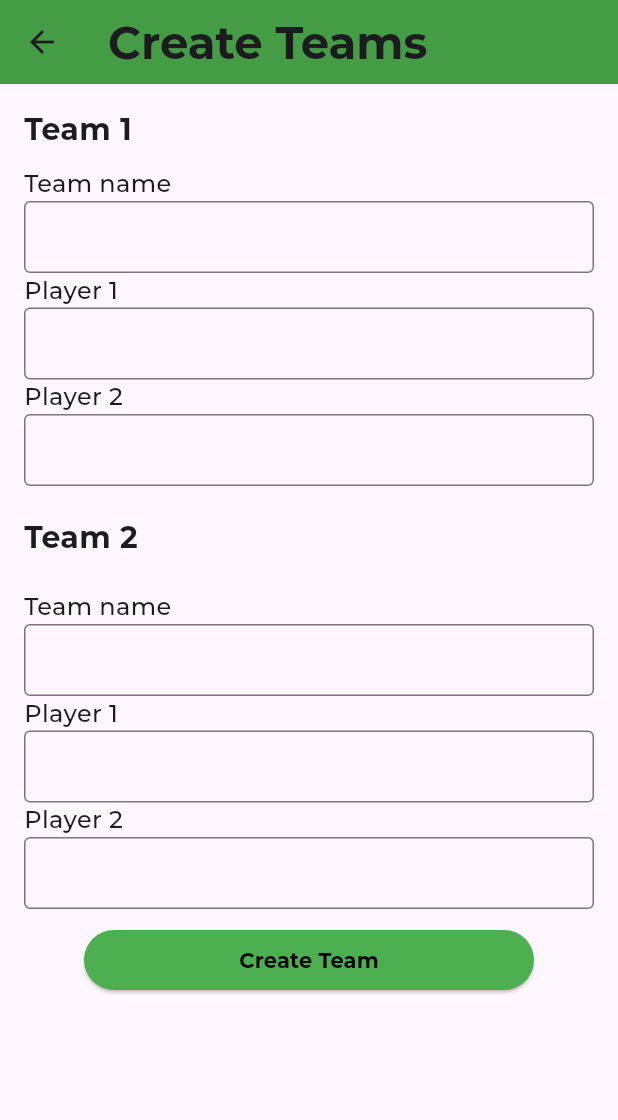
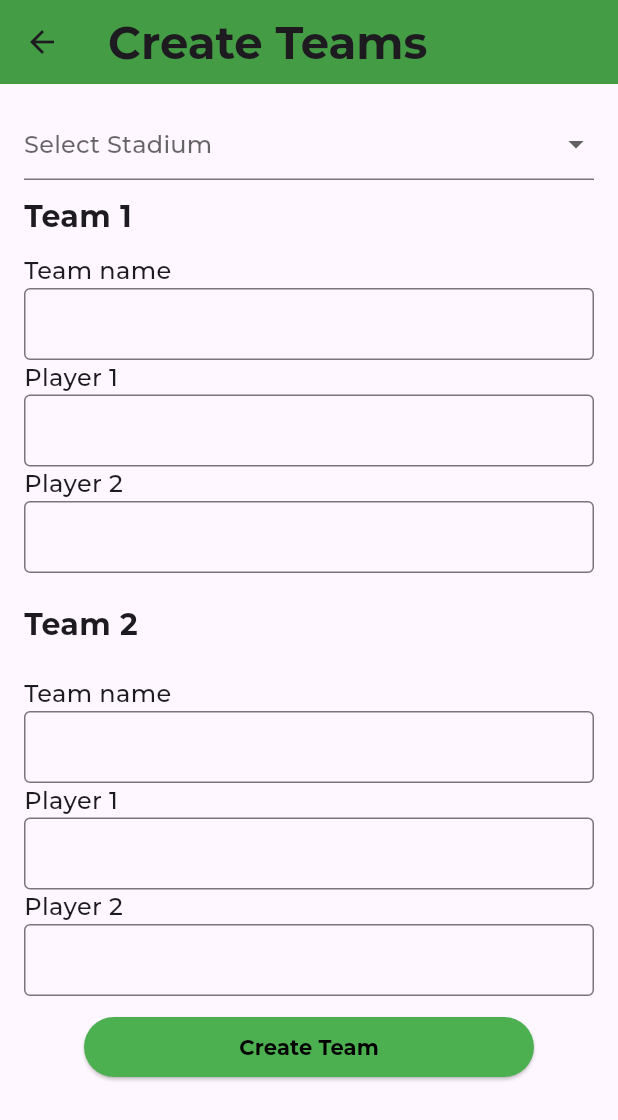
Before and after one commit to snaizlol/diplomka, a Flutter app: the CreateMatchContentView screen opened directly, on a phone screen of 412 x 824 dp. Shown: the top 1120 px of the screen. Run offline on Flutter 3.47's test engine with Material 3 defaults, Android fonts, the light colour scheme and no system bars; our stand-ins replace flutter_bloc, get_it, go_router; missing offline and left inert: insta_image_viewer; network calls fail; project files that could hold a hidden picture were left out.

Commit message:
working state of creating match

```diff
--- a/lib/cubit/create_match_cubit/create_match_cubit.dart
+++ b/lib/cubit/create_match_cubit/create_match_cubit.dart
@@ -15,13 +15,12 @@
     emit(CreateMatchLoading());
   }
 
-  createMatch(TeamEntity teamOne, TeamEntity teamTwo) {
+  createMatch(
+      {required TeamEntity teamOne,
+      required TeamEntity teamTwo,
+      required int pubId}) {
     const uuid = Uuid();
     final newId = uuid.v4();
-    repo.createMatch(
-      teamOne,
-      teamTwo,
-      newId,
-    );
+    repo.createMatch(teamOne, teamTwo, newId, pubId);
   }
 }
--- a/lib/cubit/pub_detail_page_cubit/detail_page_state.dart
+++ b/lib/cubit/pub_detail_page_cubit/detail_page_state.dart
@@ -20,6 +20,7 @@
             tableImages: [],
             cooks: false,
             beers: [],
+            pubNews: [],
             fotbalek: FotbalekEntity(brand: '', rating: 0, isFree: false),
           ),
         );
--- a/lib/entities/pub_entity.dart
+++ b/lib/entities/pub_entity.dart
@@ -1,3 +1,4 @@
+import 'package:diplomka/entities/article_entity.dart';
 import 'package:diplomka/entities/fotbalek_entity.dart';
 import 'package:diplomka/entities/table_entity.dart';
 
@@ -11,6 +12,7 @@
   FotbalekEntity fotbalek;
   String pubImage;
   List<String> tableImages;
+  List<ArticleEntity> pubNews;
 
   PubEntity({
     required this.id,
@@ -22,5 +24,6 @@
     required this.fotbalek,
     required this.pubImage,
     required this.tableImages,
+    required this.pubNews,
   });
 }
--- a/lib/repositories/fotbalkee_repo/mockup_pubs.dart
+++ b/lib/repositories/fotbalkee_repo/mockup_pubs.dart
@@ -1,11 +1,19 @@
+import 'package:diplomka/entities/article_entity.dart';
 import 'package:diplomka/entities/fotbalek_entity.dart';
 import 'package:diplomka/entities/pub_entity.dart';
 import 'package:diplomka/entities/table_entity.dart';
 
 class PubMockupRepository {
-  List<PubEntity> listOfPubs = [
+  static List<PubEntity> listOfPubs = [
     PubEntity(
       id: 0,
+      pubNews: [
+        ArticleEntity(
+            title: 'Klubovna Championship',
+            text: 'Lorem ipsum',
+            imageUrl: 'https://picsum.photos/350/200/',
+            id: 0)
+      ],
       name: 'Klubovna',
       adress: 'Generala Piky',
       rating: 4,
@@ -19,6 +27,13 @@
       fotbalek: FotbalekEntity(brand: 'Rosengaart', rating: 4, isFree: false),
     ),
     PubEntity(
+      pubNews: [
+        ArticleEntity(
+            title: 'Tecka Championship',
+            text: 'Lorem ipsum',
+            imageUrl: 'https://picsum.photos/350/200/',
+            id: 1)
+      ],
       id: 1,
       name: 'Tecka',
       adress: 'Americka',
@@ -33,6 +48,13 @@
       fotbalek: FotbalekEntity(brand: 'Rosengaart', rating: 4, isFree: false),
     ),
     PubEntity(
+      pubNews: [
+        ArticleEntity(
+            title: 'Woodoo Championship',
+            text: 'Lorem ipsum',
+            imageUrl: 'https://picsum.photos/350/200/',
+            id: 2)
+      ],
       id: 2,
       name: 'Woodoo',
       adress: 'Zizkovska',
@@ -49,6 +71,13 @@
       fotbalek: FotbalekEntity(brand: 'Leonhaart', rating: 4, isFree: false),
     ),
     PubEntity(
+      pubNews: [
+        ArticleEntity(
+            title: 'Oaza Championship',
+            text: 'Lorem ipsum',
+            imageUrl: 'https://picsum.photos/350/200/',
+            id: 3)
+      ],
       id: 3,
       name: 'Oaza',
       adress: 'Thakurova',
@@ -65,6 +94,13 @@
       fotbalek: FotbalekEntity(brand: 'Leonhaart', rating: 4, isFree: false),
     ),
     PubEntity(
+      pubNews: [
+        ArticleEntity(
+            title: 'Zazemi Championship',
+            text: 'Lorem ipsum',
+            imageUrl: 'https://picsum.photos/350/200/',
+            id: 4)
+      ],
       id: 4,
       name: 'Zazemi',
       adress: 'Michalska',
@@ -76,6 +112,13 @@
       fotbalek: FotbalekEntity(brand: 'Leonhaart', rating: 4, isFree: false),
     ),
     PubEntity(
+      pubNews: [
+        ArticleEntity(
+            title: 'Plzenka Championship',
+            text: 'Lorem ipsum',
+            imageUrl: 'https://picsum.photos/350/200/',
+            id: 5)
+      ],
       id: 5,
       name: 'Plzenka',
       adress: 'Hermanova',
@@ -90,6 +133,13 @@
       fotbalek: FotbalekEntity(brand: 'Rosengaart', rating: 4, isFree: false),
     ),
     PubEntity(
+      pubNews: [
+        ArticleEntity(
+            title: 'Famu Championship',
+            text: 'Lorem ipsum',
+            imageUrl: 'https://picsum.photos/350/200/',
+            id: 6)
+      ],
       id: 6,
       name: 'Famu',
       adress: 'Smetanovo nabrezi 2',
@@ -102,6 +152,13 @@
           FotbalekEntity(brand: 'Roberto Sport', rating: 4, isFree: false),
     ),
     PubEntity(
+      pubNews: [
+        ArticleEntity(
+            title: 'Nadrazka Championship',
+            text: 'Lorem ipsum',
+            imageUrl: 'https://picsum.photos/350/200/',
+            id: 7)
+      ],
       id: 7,
       name: 'Nadrazka',
       adress: 'Dejvicka',
@@ -120,6 +177,13 @@
           FotbalekEntity(brand: 'Roberto Sport', rating: 4, isFree: false),
     ),
     PubEntity(
+      pubNews: [
+        ArticleEntity(
+            title: 'Vecernice Championship',
+            text: 'Lorem ipsum',
+            imageUrl: 'https://picsum.photos/350/200/',
+            id: 8)
+      ],
       id: 8,
       name: 'Vecernice',
       adress: 'Ovenecka',
@@ -140,6 +204,13 @@
           FotbalekEntity(brand: 'Roberto Sport', rating: 4, isFree: false),
     ),
     PubEntity(
+      pubNews: [
+        ArticleEntity(
+            title: 'U sadu Championship',
+            text: 'Lorem ipsum',
+            imageUrl: 'https://picsum.photos/350/200/',
+            id: 9)
+      ],
       id: 9,
       name: 'U Sadu',
       adress: 'Skroupovo namesti',
--- a/lib/repositories/fotbalkee_repo/pubs_repository_implementation.dart
+++ b/lib/repositories/fotbalkee_repo/pubs_repository_implementation.dart
@@ -6,13 +6,15 @@
   final PubMockupRepository repo;
   @override
   getById(int id) {
-    final pub = repo.listOfPubs.where((element) => element.id == id).first;
+    final pub = PubMockupRepository.listOfPubs
+        .where((element) => element.id == id)
+        .first;
     return pub;
   }
 
   @override
   getAll() {
-    final data = repo.listOfPubs;
+    final data = PubMockupRepository.listOfPubs;
     return data;
   }
 }
--- a/lib/repositories/matches_repo/matches_repository.dart
+++ b/lib/repositories/matches_repo/matches_repository.dart
@@ -3,7 +3,7 @@
 abstract interface class MatchesRepository {
   getMatches() {}
   getMatchById(String id) {}
-  createMatch(TeamEntity team1, TeamEntity team2, String matchId) {}
+  createMatch(TeamEntity team1, TeamEntity team2, String matchId, int pubId) {}
   updateScorePlus(String id, int teamNumber) {}
   updateScoreMinus(String id, int teamNumber) {}
   deleteMatch(String id) {}
--- a/lib/repositories/matches_repo/mockup_matches.dart
+++ b/lib/repositories/matches_repo/mockup_matches.dart
@@ -1,7 +1,10 @@
 import 'package:diplomka/entities/match_entity.dart';
 import 'package:diplomka/entities/team_entity.dart';
+import 'package:diplomka/repositories/fotbalkee_repo/mockup_pubs.dart';
 
 class MatchesMockupRepository {
+  MatchesMockupRepository(this.pubMockupRepository);
+  final PubMockupRepository pubMockupRepository;
   List<MatchEntity> list = [
     MatchEntity(
         teamOne: TeamEntity(
@@ -16,8 +19,10 @@
           playerOneName: 'Player 1',
           playerTwoName: 'Player 2',
         ),
+        pub: PubMockupRepository.listOfPubs[0],
         teamTwoGamesWon: 2),
     MatchEntity(
+      pub: PubMockupRepository.listOfPubs[0],
       teamOne: TeamEntity(
         teamName: 'Team 1',
         playerOneName: 'Player 1',
@@ -33,6 +38,7 @@
       teamTwoGamesWon: 1,
     ),
     MatchEntity(
+      pub: PubMockupRepository.listOfPubs[0],
       teamOne: TeamEntity(
         teamName: 'Team 1',
         playerOneName: 'Player 1',
--- a/lib/widgets/create_match/create_match_content_view.dart
+++ b/lib/widgets/create_match/create_match_content_view.dart
@@ -1,16 +1,23 @@
 import 'package:diplomka/components/create_team_input_field.dart';
 import 'package:diplomka/cubit/create_match_cubit/create_match_cubit.dart';
 import 'package:diplomka/entities/team_entity.dart';
+import 'package:diplomka/repositories/fotbalkee_repo/mockup_pubs.dart';
 import 'package:diplomka/theme/theme_colors.dart';
 import 'package:diplomka/theme/theme_text_styles.dart';
 import 'package:flutter/material.dart';
 import 'package:flutter_bloc/flutter_bloc.dart';
 
-class CreateMatchContentView extends StatelessWidget {
+class CreateMatchContentView extends StatefulWidget {
   const CreateMatchContentView({super.key});
 
   @override
+  State<CreateMatchContentView> createState() => _CreateMatchContentViewState();
+}
+
+class _CreateMatchContentViewState extends State<CreateMatchContentView> {
+  @override
   Widget build(BuildContext context) {
+    final pubs = PubMockupRepository.listOfPubs;
     final formKey = GlobalKey<FormState>();
     final TextEditingController teamOneName = TextEditingController();
     final TextEditingController teamOnePlayer1 = TextEditingController();
@@ -18,6 +25,8 @@
     final TextEditingController teamTwoName = TextEditingController();
     final TextEditingController teamTwoPlayer1 = TextEditingController();
     final TextEditingController teamTwoPlayer2 = TextEditingController();
+    late int id;
+    var selectedName = 'Select Stadium';
 
     return Scaffold(
       resizeToAvoidBottomInset: false,
@@ -35,6 +44,34 @@
             key: formKey,
             child: Column(
               children: [
+                StatefulBuilder(
+                  builder: (context, setState) {
+                    return DropdownButtonFormField(
+                      validator: (input) {
+                        if (input == null) {
+                          return 'Input cannot be empty';
+                        }
+                        return null;
+                      },
+                      hint: Text(selectedName),
+                      items: [
+                        for (var i = 0; i < pubs.length; i++)
+                          DropdownMenuItem(
+                            value: pubs[i].id,
+                            child: Text(pubs[i].name),
+                            onTap: () => setState(() {
+                              id = pubs[i].id;
+                              selectedName = pubs[i].name;
+                            }),
+                          ),
+                      ],
+                      onChanged: (value) {},
+                    );
+                  },
+                ),
+                const SizedBox(
+                  height: 10,
+                ),
                 Column(
                   crossAxisAlignment: CrossAxisAlignment.start,
                   children: [
@@ -54,7 +91,7 @@
                         ),
                         InputFieldWidget(
                           teamOneName: teamOneName,
-                          key: Key('teamOneName'),
+                          key: const Key('teamOneName'),
                         ),
                         const Text(
                           'Player 1',
@@ -62,7 +99,7 @@
                         ),
                         InputFieldWidget(
                           teamOneName: teamOnePlayer1,
-                          key: Key('teamOnePlayer1'),
+                          key: const Key('teamOnePlayer1'),
                         ),
                         const Text(
                           'Player 2',
@@ -70,7 +107,7 @@
                         ),
                         InputFieldWidget(
                             teamOneName: teamOnePlayer2,
-                            key: Key('teamOnePlayer2')),
+                            key: const Key('teamOnePlayer2')),
                       ],
                     ),
                     const SizedBox(
@@ -91,21 +128,22 @@
                           style: CustomTextStyles.regularText,
                         ),
                         InputFieldWidget(
-                            teamOneName: teamTwoName, key: Key('teamTwoName')),
+                            teamOneName: teamTwoName,
+                            key: const Key('teamTwoName')),
                         const Text(
                           'Player 1',
                           style: CustomTextStyles.regularText,
                         ),
                         InputFieldWidget(
                             teamOneName: teamTwoPlayer1,
-                            key: Key('teamTwoPlayer1')),
+                            key: const Key('teamTwoPlayer1')),
                         const Text(
                           'Player 2',
                           style: CustomTextStyles.regularText,
                         ),
                         InputFieldWidget(
                             teamOneName: teamTwoPlayer2,
-                            key: Key('teamTwoPlayer2')),
+                            key: const Key('teamTwoPlayer2')),
                       ],
                     ),
                   ],
@@ -122,17 +160,17 @@
                       onPressed: () {
                         if (formKey.currentState!.validate()) {
                           context.read<CreateMatchCubit>().createMatch(
-                                TeamEntity(
+                              teamOne: TeamEntity(
                                 teamName: teamOneName.text,
                                 playerOneName: teamOnePlayer1.text,
                                 playerTwoName: teamTwoPlayer2.text,
                               ),
-                                TeamEntity(
+                              teamTwo: TeamEntity(
                                 teamName: teamTwoName.text,
                                 playerOneName: teamTwoPlayer1.text,
                                 playerTwoName: teamTwoPlayer2.text,
                               ),
-                              );
+                              pubId: id);
                           Navigator.pop(context);
                         }
                       },
--- a/lib/widgets/match_detail_content/match_detail_content_view.dart
+++ b/lib/widgets/match_detail_content/match_detail_content_view.dart
@@ -30,6 +30,10 @@
           return Column(
             mainAxisAlignment: MainAxisAlignment.center,
             children: [
+              Text(
+                'Stadium ${state.matchInfo.pub.name}',
+                style: CustomTextStyles.header,
+              ),
               Row(
                 mainAxisAlignment: MainAxisAlignment.start,
                 children: [
```
Also changed, not shown: lib/cubit/match_detail_cubit/match_detail_state.dart (+26 -0 lines), lib/entities/di.dart (+10 -4 lines), lib/entities/match_entity.dart (+18 -6 lines), lib/repositories/matches_repo/matches_repository_implementation.dart (+27 -15 lines). Lines whose indentation alone changed are shown as unchanged.
